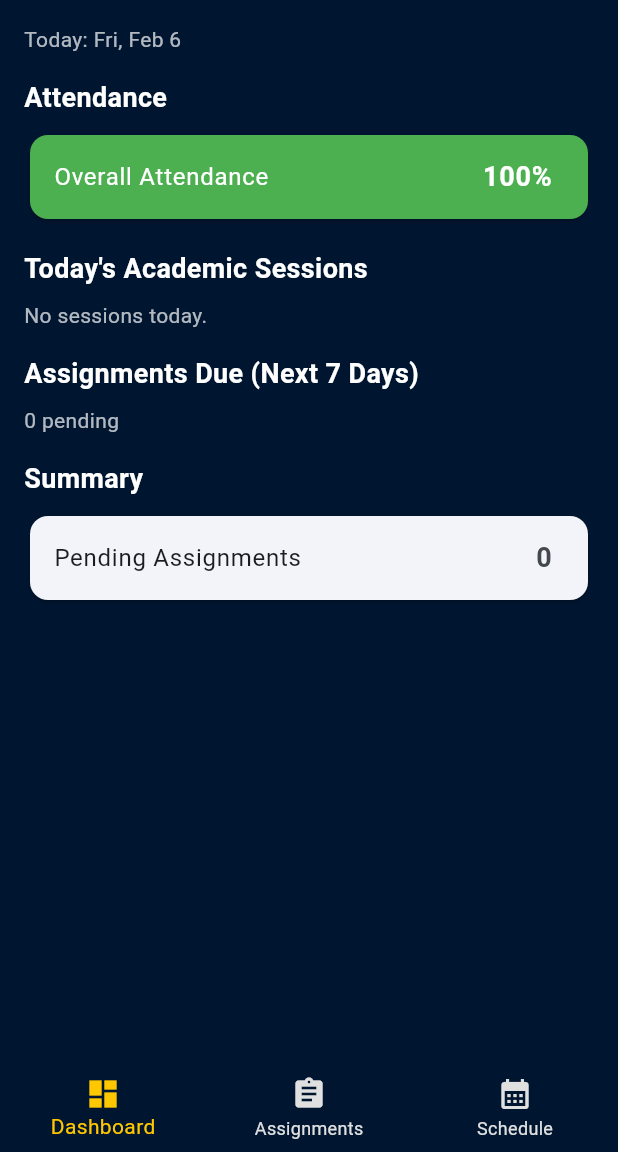
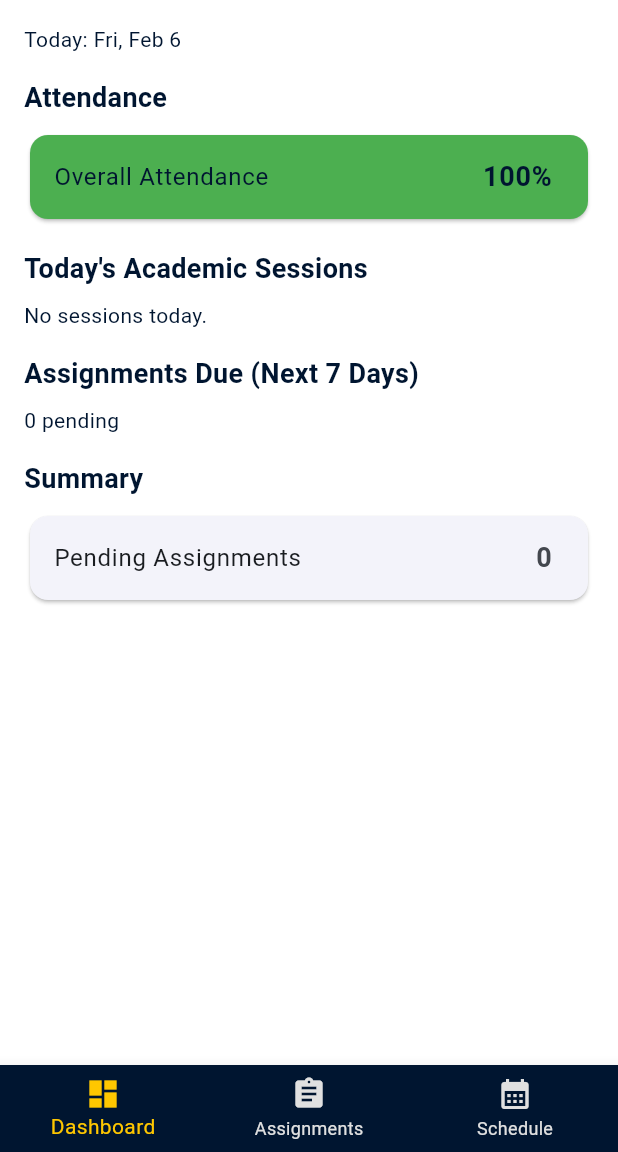
Before and after one commit to MohamDah/alu_student_platform, a Flutter app: the screen it shows after launch, on a phone screen of 412 x 824 dp, the part 84-1236 px from its top. Run offline on Flutter 3.47's test engine with Material 3 defaults, Android fonts, the phone set to English and light mode, and no system bars; our stand-ins replace shared_preferences.

Commit message:
fix: update theme colors and improve UI layout in main.dart

```diff
--- a/lib/main.dart
+++ b/lib/main.dart
@@ -20,8 +20,9 @@ class StudentApp extends StatelessWidget {
       title: 'ALU Student Platform',
       debugShowCheckedModeBanner: false,
       theme: ThemeData(
+        primaryColor: ALUColors.navyBlue,
+        scaffoldBackgroundColor: ALUColors.white,
         useMaterial3: true,
-        scaffoldBackgroundColor: ALUColors.navyBlue,
         colorScheme: ColorScheme.fromSeed(
           seedColor: ALUColors.navyBlue,
           primary: ALUColors.navyBlue,
@@ -30,6 +31,10 @@ class StudentApp extends StatelessWidget {
         appBarTheme: const AppBarTheme(
           backgroundColor: ALUColors.navyBlue,
           foregroundColor: ALUColors.white,
+        ),
+        floatingActionButtonTheme: const FloatingActionButtonThemeData(
+          backgroundColor: ALUColors.yellow,
+          foregroundColor: ALUColors.navyBlue,
         ),
       ),
       home: const MainNavigationScreen(),
@@ -77,23 +82,33 @@ class _MainNavigationScreenState extends State<MainNavigationScreen> {
     _saveData();
   }
 
+  void _onItemTapped(int index) {
+    setState(() {
+      _selectedIndex = index;
+    });
+  }
+
   @override
   Widget build(BuildContext context) {
-    final screens = [
-      DashboardScreen(sessions: _sessions),
-      const AssignmentsPlaceholder(),
+    final List<Widget> screens = [
+      Center(child: DashboardScreen(sessions: _sessions)),
+      Center(
+        child: Text(
+          'Assignments Screen',
+          style: TextStyle(color: Colors.white),
+        ),
+      ),
       ScheduleScreen(sessions: _sessions, onUpdate: _updateSessions),
     ];
 
     return Scaffold(
-      appBar: AppBar(title: const Text('ALU Student Platform')),
       body: screens[_selectedIndex],
       bottomNavigationBar: BottomNavigationBar(
         backgroundColor: ALUColors.navyBlue,
         currentIndex: _selectedIndex,
         selectedItemColor: ALUColors.yellow,
         unselectedItemColor: ALUColors.grey,
-        onTap: (i) => setState(() => _selectedIndex = i),
+        onTap: _onItemTapped,
         items: const [
           BottomNavigationBarItem(
             icon: Icon(Icons.dashboard),
@@ -131,20 +146,22 @@ class DashboardScreen extends StatelessWidget {
         .toList();
 
     final upcomingAssignments = 0;
-    final presentCount =
-        sessions.where((s) => s.isPresent == true).length;
-    final attendance =
-        sessions.isEmpty ? 100 : ((presentCount / sessions.length) * 100).round();
+    final presentCount = sessions.where((s) => s.isPresent == true).length;
+    final attendance = sessions.isEmpty
+        ? 100
+        : ((presentCount / sessions.length) * 100).round();
     final atRisk = attendance < 75;
 
-    return SingleChildScrollView(
+    return Scaffold(
+      appBar: AppBar(title: const Text('ALU Student Platform')),
+      body: SingleChildScrollView(
         padding: const EdgeInsets.all(16),
         child: Column(
           crossAxisAlignment: CrossAxisAlignment.start,
           children: [
             Text(
               'Today: ${DateFormat('EEE, MMM d').format(now)}',
-            style: const TextStyle(color: Colors.white70),
+              style: const TextStyle(color: ALUColors.navyBlue),
             ),
             const SizedBox(height: 16),
             _section('Attendance'),
@@ -153,12 +170,12 @@ class DashboardScreen extends StatelessWidget {
               child: ListTile(
                 title: const Text(
                   'Overall Attendance',
-                style: TextStyle(color: ALUColors.white),
+                  style: TextStyle(color: ALUColors.navyBlue),
                 ),
                 trailing: Text(
                   '$attendance%',
                   style: const TextStyle(
-                  color: ALUColors.white,
+                    color: ALUColors.navyBlue,
                     fontSize: 18,
                     fontWeight: FontWeight.bold,
                   ),
@@ -170,7 +187,7 @@ class DashboardScreen extends StatelessWidget {
             todaySessions.isEmpty
                 ? const Text(
                     'No sessions today.',
-                  style: TextStyle(color: Colors.white70),
+                    style: TextStyle(color: ALUColors.navyBlue),
                   )
                 : Column(
                     children: todaySessions
@@ -190,7 +207,7 @@ class DashboardScreen extends StatelessWidget {
             _section('Assignments Due (Next 7 Days)'),
             Text(
               '$upcomingAssignments pending',
-            style: const TextStyle(color: Colors.white70),
+              style: const TextStyle(color: ALUColors.navyBlue),
             ),
             const SizedBox(height: 16),
             _section('Summary'),
@@ -208,6 +225,7 @@ class DashboardScreen extends StatelessWidget {
             ),
           ],
         ),
+      ),
     );
   }
 
@@ -217,7 +235,7 @@ class DashboardScreen extends StatelessWidget {
       child: Text(
         title,
         style: const TextStyle(
-          color: ALUColors.white,
+          color: ALUColors.navyBlue,
           fontSize: 18,
           fontWeight: FontWeight.bold,
         ),
@@ -234,7 +252,7 @@ class AssignmentsPlaceholder extends StatelessWidget {
     return const Center(
       child: Text(
         'Assignments Screen',
-        style: TextStyle(color: ALUColors.white),
+        style: TextStyle(color: ALUColors.navyBlue),
       ),
     );
   }
```
Lines whose indentation alone changed are shown as unchanged.
